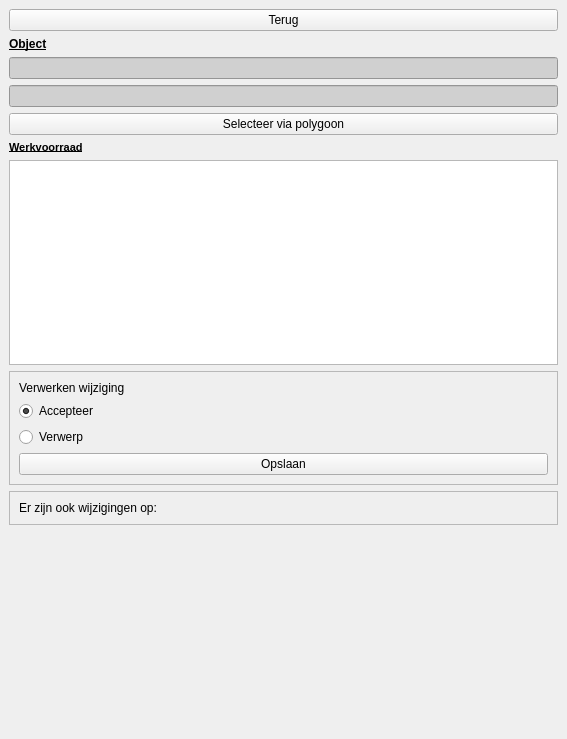
OIV-NL-QGIS/QGIS_project, file plugin/oiv/werkvoorraad/oiv_werkvoorraad_widget.ui: the form before one commit.
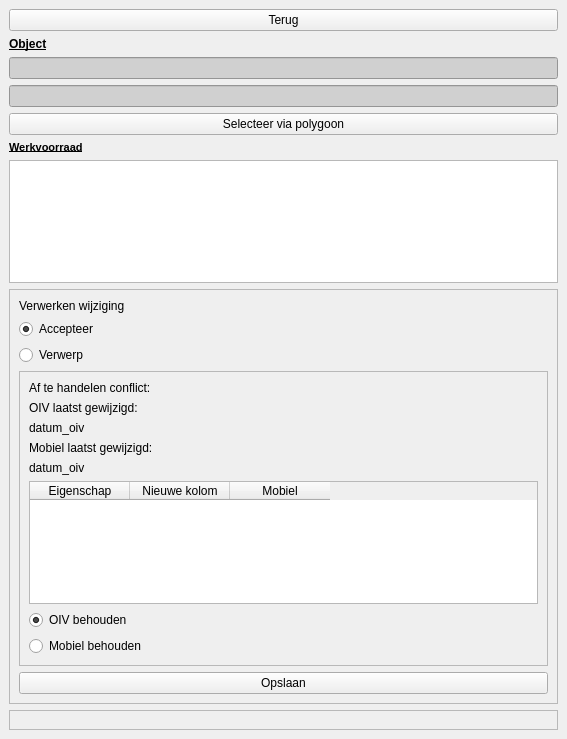
The form after the commit. Icons and pictures are not drawn.

Commit message:
3 7 6 oiv mbiel werkvoorraad (#695)
* Update werkvoorraad afhandelen

Nieuwe OIV Mobiel

* TEST OIV 3.7.6

* Workflow werkvoorraad plugin

Hide "Gereed" when workvoorraad is open

* update werkvoorraad modified_at NULL

* temp release oiv mobiel werkvoorraad

* Modified werkvoorraad layers

* Update oiv.zip

Patch:
```diff
--- a/plugin/oiv/werkvoorraad/oiv_werkvoorraad_widget.ui
+++ b/plugin/oiv/werkvoorraad/oiv_werkvoorraad_widget.ui
@@ -19,7 +19,7 @@
   <property name="minimumSize">
    <size>
     <width>252</width>
-    <height>467</height>
+    <height>530</height>
    </size>
   </property>
   <property name="features">
@@ -167,6 +167,104 @@
            </property>
           </widget>
          </item>
+         <item>
+          <widget class="QFrame" name="fr_conflict">
+           <property name="minimumSize">
+            <size>
+             <width>0</width>
+             <height>20</height>
+            </size>
+           </property>
+           <property name="frameShape">
+            <enum>QFrame::StyledPanel</enum>
+           </property>
+           <property name="frameShadow">
+            <enum>QFrame::Raised</enum>
+           </property>
+           <layout class="QVBoxLayout" name="verticalLayout_6">
+            <item>
+             <widget class="QLabel" name="conflict_label">
+              <property name="text">
+               <string>Af te handelen conflict:</string>
+              </property>
+             </widget>
+            </item>
+            <item>
+             <widget class="QLabel" name="conflict_label_2">
+              <property name="text">
+               <string>OIV laatst gewijzigd:</string>
+              </property>
+             </widget>
+            </item>
+            <item>
+             <widget class="QLabel" name="oiv_datum_gewijzigd">
+              <property name="text">
+               <string>datum_oiv</string>
+              </property>
+             </widget>
+            </item>
+            <item>
+             <widget class="QLabel" name="conflict_label_3">
+              <property name="text">
+               <string>Mobiel laatst gewijzigd:</string>
+              </property>
+             </widget>
+            </item>
+            <item>
+             <widget class="QLabel" name="mobiel_datum_gewijzigd">
+              <property name="text">
+               <string>datum_oiv</string>
+              </property>
+             </widget>
+            </item>
+            <item>
+             <widget class="QTableWidget" name="conflict_table">
+              <property name="columnCount">
+               <number>3</number>
+              </property>
+              <column>
+               <property name="text">
+                <string>Eigenschap</string>
+               </property>
+              </column>
+              <column>
+               <property name="text">
+                <string>Nieuwe kolom</string>
+               </property>
+              </column>
+              <column>
+               <property name="text">
+                <string>Mobiel</string>
+               </property>
+              </column>
+             </widget>
+            </item>
+            <item>
+             <widget class="QRadioButton" name="rb_oiv">
+              <property name="text">
+               <string>OIV behouden</string>
+              </property>
+              <property name="checked">
+               <bool>true</bool>
+              </property>
+             </widget>
+            </item>
+            <item>
+             <widget class="QRadioButton" name="rb_mobiel">
+              <property name="enabled">
+               <bool>true</bool>
+              </property>
+              <property name="text">
+               <string>Mobiel behouden</string>
+              </property>
+              <property name="checked">
+               <bool>false</bool>
+              </property>
+             </widget>
+            </item>
+           </layout>
+          </widget>
+         </item>
          <item>
           <widget class="QPushButton" name="btn_opslaan">
            <property name="sizePolicy">
```
The commit also changes 15 other files.
